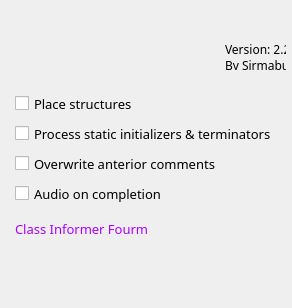
The window that Plugin/dialog.ui (icedream2linxi/IDA_ClassInformer) describes before a commit, drawn with Qt 5.
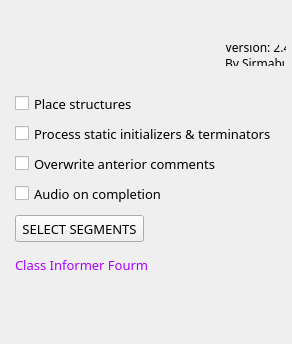
The same window after the commit. Icons and pictures are not drawn.

Commit message: improved data segment scanning support

```diff
--- a/Plugin/dialog.ui
+++ b/Plugin/dialog.ui
@@ -7,7 +7,7 @@
     <x>0</x>
     <y>0</y>
     <width>292</width>
-    <height>308</height>
+    <height>344</height>
    </rect>
   </property>
   <property name="sizePolicy">
@@ -16,11 +16,17 @@
     <verstretch>0</verstretch>
    </sizepolicy>
   </property>
-  <property name="font">
-   <font>
-    <family>Noto Sans</family>
-    <pointsize>10</pointsize>
-   </font>
+  <property name="minimumSize">
+   <size>
+    <width>292</width>
+    <height>344</height>
+   </size>
+  </property>
+  <property name="maximumSize">
+   <size>
+    <width>292</width>
+    <height>344</height>
+   </size>
   </property>
   <property name="windowTitle">
    <string notr="true">Class Informer</string>
@@ -54,7 +60,7 @@
    <property name="geometry">
     <rect>
      <x>120</x>
-     <y>275</y>
+     <y>312</y>
      <width>156</width>
      <height>24</height>
     </rect>
@@ -224,8 +230,8 @@
    <property name="geometry">
     <rect>
      <x>15</x>
-     <y>220</y>
-     <width>136</width>
+     <y>256</y>
+     <width>141</width>
      <height>16</height>
     </rect>
    </property>
@@ -292,9 +298,9 @@
    <property name="geometry">
     <rect>
      <x>225</x>
-     <y>44</y>
+     <y>45</y>
      <width>61</width>
-     <height>26</height>
+     <height>21</height>
     </rect>
    </property>
    <property name="font">
@@ -319,7 +325,7 @@
     <string notr="true"/>
    </property>
    <property name="text">
-    <string notr="true">Version: 2.2
+    <string>Version: 2.4
 By Sirmabus</string>
    </property>
    <property name="textFormat">
@@ -329,6 +335,31 @@
     <set>Qt::NoTextInteraction</set>
    </property>
   </widget>
+  <widget class="QPushButton" name="pushButton1">
+   <property name="geometry">
+    <rect>
+     <x>15</x>
+     <y>215</y>
+     <width>129</width>
+     <height>27</height>
+    </rect>
+   </property>
+   <property name="font">
+    <font>
+     <family>Noto Sans</family>
+     <pointsize>10</pointsize>
+    </font>
+   </property>
+   <property name="toolTip">
+    <string notr="true">&lt;html&gt;&lt;head/&gt;&lt;body&gt;&lt;p&gt;Optionally select wich segments to scan for strings.&lt;/p&gt;&lt;/body&gt;&lt;/html&gt;</string>
+   </property>
+   <property name="text">
+    <string notr="true">SELECT SEGMENTS</string>
+   </property>
+   <property name="autoDefault">
+    <bool>false</bool>
+   </property>
+  </widget>
  </widget>
  <resources>
   <include location="QtResource.qrc"/>
```
Left out of the diff: 149 changed lines with no effect on the pictures. The commit also changes 17 other files.
